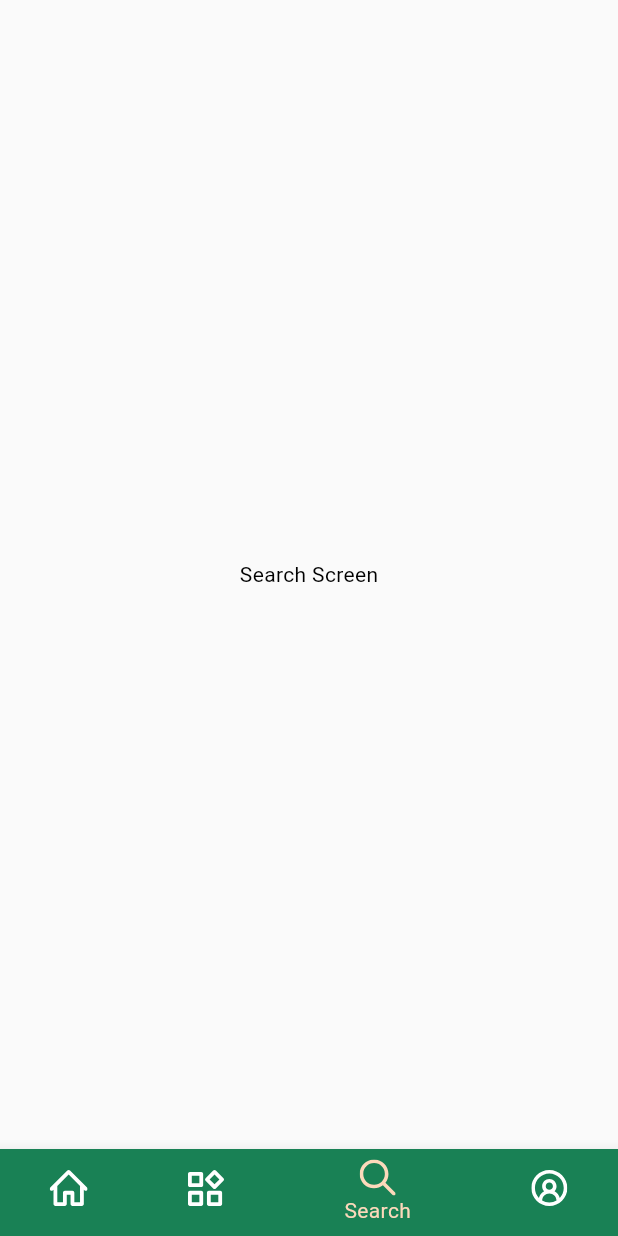
After one commit to MinhNhatQA15101910/se346.flower_shop_management, a Flutter app: the screen it shows after launch, item 3 of the bottom bar chosen, on a phone screen of 412 x 824 dp. The commit adds this screen. Run offline on Flutter 3.47's test engine with Material 3 defaults, Android fonts, the phone set to English and light mode, and no system bars; our stand-ins replace carousel_slider, flutter_rating_bar, flutter_svg, google_fonts, smooth_page_indicator.

Commit message:
new files for sprint 2

```diff
--- a/frontend/lib/common/widgets/bottom_bar.dart
+++ b/frontend/lib/common/widgets/bottom_bar.dart
@@ -1,8 +1,10 @@
 import 'package:flutter/material.dart';
 import 'package:flutter_svg/flutter_svg.dart';
 import 'package:frontend/constants/global_variables.dart';
+import 'package:frontend/features/customer/account/screens/account_screen.dart';
 import 'package:frontend/features/customer/category/screens/category_screen.dart';
 import 'package:frontend/features/customer/home/screens/home_screen.dart';
+import 'package:frontend/features/customer/search/screens/search_screen.dart';
 
 class BottomBar extends StatefulWidget {
   const BottomBar({super.key});
@@ -18,12 +20,8 @@ class _BottomBarState extends State<BottomBar> {
   final _pages = [
     const HomeScreen(),
     const CategoryScreen(),
-    const Center(
-      child: Text('Search Screen'),
-    ),
-    const Center(
-      child: Text('Account Screen'),
-    ),
+    const SearchScreen(),
+    const AccountScreen(),
   ];
 
   void _updatePage(int page) {
--- a/frontend/lib/features/customer/deals_of_day/screens/deals_of_day_screen.dart
+++ b/frontend/lib/features/customer/deals_of_day/screens/deals_of_day_screen.dart
@@ -20,6 +20,7 @@ class DealsOfDayScreen extends StatelessWidget {
               Text(
                 'Deals of the day',
                 style: GoogleFonts.inter(
+                  fontWeight: FontWeight.w700,
                   fontSize: 18,
                   decoration: TextDecoration.none,
                   color: GlobalVariables.darkGreen,
--- /dev/null
+++ b/frontend/lib/features/customer/search/screens/search_screen.dart
@@ -0,0 +1,17 @@
+import 'package:flutter/material.dart';
+
+class SearchScreen extends StatefulWidget {
+  const SearchScreen({super.key});
+
+  @override
+  State<SearchScreen> createState() => _SearchScreenState();
+}
+
+class _SearchScreenState extends State<SearchScreen> {
+  @override
+  Widget build(BuildContext context) {
+    return const Center(
+      child: Text('Search Screen'),
+    );
+  }
+}
```
Also changed, not shown: frontend/lib/features/customer/account/screens/account_screen.dart (added, +12 -0 lines), frontend/lib/features/customer/cart/screens/cart_screen.dart (added, +9 -0 lines), frontend/lib/features/customer/product_details/screens/product_details_screen.dart (added, +9 -0 lines).
